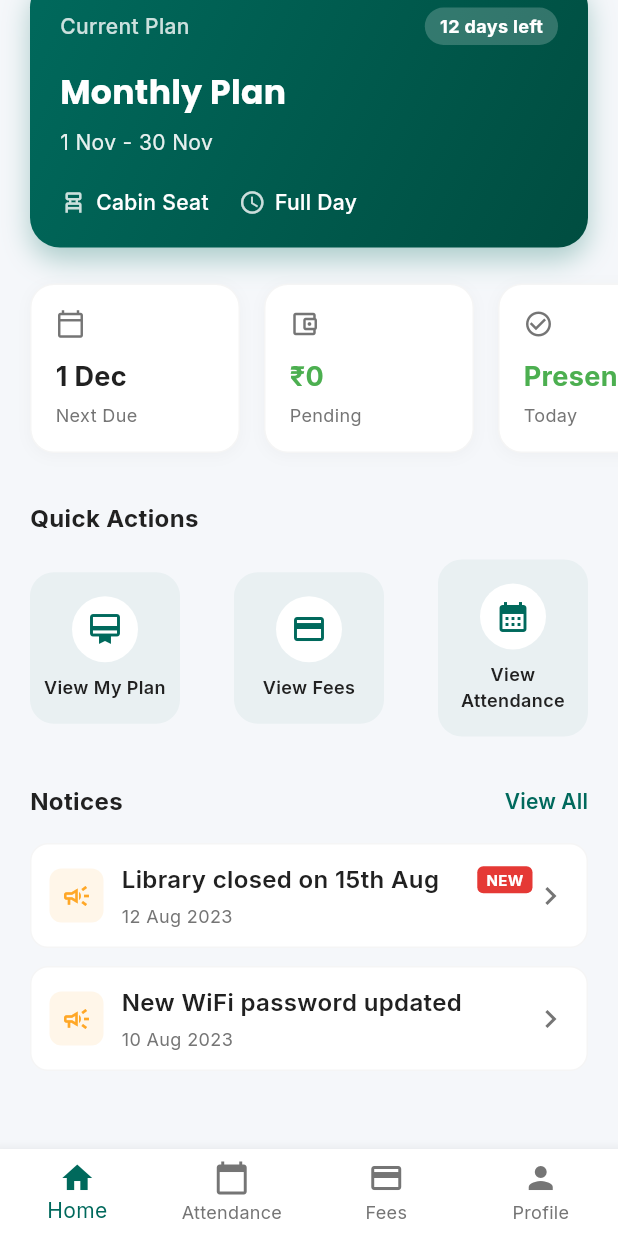
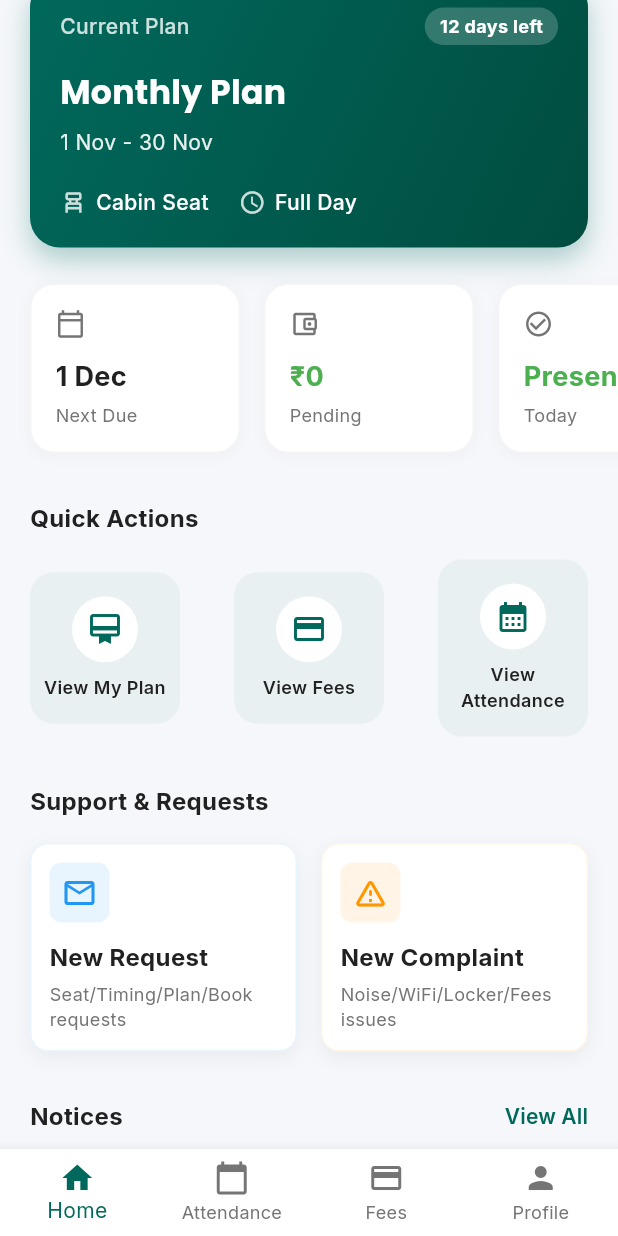
Before and after one commit to kunalkakasahebudhar/LabraryManagementSystem, a Flutter app: the DashboardScreen screen opened by its route, scrolled down 229 dp, on a phone screen of 412 x 824 dp. Run offline on Flutter 3.47's test engine with Material 3 defaults, Android fonts, the phone set to English and light mode, and no system bars; our stand-ins replace google_fonts, table_calendar.

Commit message:
the home screen update

```diff
--- a/librarymanagement/lib/core/router/app_router.dart
+++ b/librarymanagement/lib/core/router/app_router.dart
@@ -22,6 +22,8 @@ import '../../features/notices_rules/presentation/notices_screen.dart';
 import '../../features/notices_rules/presentation/rules_screen.dart';
 
 import '../../features/support/presentation/support_screen.dart';
+import '../../features/support/presentation/screens/new_request_screen.dart';
+import '../../features/support/presentation/screens/new_complaint_screen.dart';
 import '../../features/profile/presentation/profile_screen.dart';
 import '../../features/profile/presentation/edit_profile_screen.dart';
 import '../../features/settings/presentation/settings_screen.dart';
@@ -46,6 +48,8 @@ class AppRouter {
   static const String notices = '/notices';
   static const String rules = '/rules';
   static const String support = '/support';
+  static const String newRequest = '/new-request';
+  static const String newComplaint = '/new-complaint';
   static const String editProfile = '/edit-profile';
   static const String settings = '/settings';
   static const String reminders = '/reminders';
@@ -86,6 +90,10 @@ class AppRouter {
         return MaterialPageRoute(builder: (_) => const RulesScreen());
       case support:
         return MaterialPageRoute(builder: (_) => const SupportScreen());
+      case newRequest:
+        return MaterialPageRoute(builder: (_) => const NewRequestScreen());
+      case newComplaint:
+        return MaterialPageRoute(builder: (_) => const NewComplaintScreen());
       case profile:
         return MaterialPageRoute(builder: (_) => const ProfileScreen());
       case editProfile:
--- a/librarymanagement/lib/features/dashboard/presentation/dashboard_screen.dart
+++ b/librarymanagement/lib/features/dashboard/presentation/dashboard_screen.dart
@@ -13,6 +13,7 @@ import '../widgets/notice_preview_tile.dart';
 import '../widgets/quick_action_button.dart';
 import '../widgets/quick_info_card.dart';
 import '../widgets/status_card.dart';
+import '../../support/widgets/support_action_card.dart';
 
 class DashboardScreen extends StatefulWidget {
   const DashboardScreen({super.key});
@@ -141,6 +142,32 @@ class _DashboardHomeContent extends StatelessWidget {
               ],
             ),
             const SizedBox(height: 32),
+            SectionHeader(title: 'Support & Requests'),
+            const SizedBox(height: 16),
+            Row(
+              children: [
+                SupportActionCard(
+                  title: 'New Request',
+                  subtitle: 'Seat/Timing/Plan/Book requests',
+                  icon: Icons.mail_outline,
+                  colorTheme: Colors.blue,
+                  onTap: () {
+                    Navigator.pushNamed(context, AppRouter.newRequest);
+                  },
+                ),
+                const SizedBox(width: 16),
+                SupportActionCard(
+                  title: 'New Complaint',
+                  subtitle: 'Noise/WiFi/Locker/Fees issues',
+                  icon: Icons.warning_amber_rounded,
+                  colorTheme: Colors.orange,
+                  onTap: () {
+                    Navigator.pushNamed(context, AppRouter.newComplaint);
+                  },
+                ),
+              ],
+            ),
+            const SizedBox(height: 32),
             SectionHeader(
               title: 'Notices',
               actionText: 'View All',
--- /dev/null
+++ b/librarymanagement/lib/features/support/widgets/support_action_card.dart
@@ -0,0 +1,96 @@
+import 'package:flutter/material.dart';
+import '../../../../core/constants/app_colors.dart';
+import '../../../../core/constants/app_text_styles.dart';
+
+class SupportActionCard extends StatelessWidget {
+  final String title;
+  final String subtitle;
+  final IconData icon;
+  final Color colorTheme;
+  final VoidCallback onTap;
+
+  const SupportActionCard({
+    super.key,
+    required this.title,
+    required this.subtitle,
+    required this.icon,
+    required this.colorTheme,
+    required this.onTap,
+  });
+
+  @override
+  Widget build(BuildContext context) {
+    return Expanded(
+      child: TweenAnimationBuilder<double>(
+        tween: Tween(begin: 0.0, end: 1.0),
+        duration: const Duration(milliseconds: 500),
+        curve: Curves.easeOut,
+        builder: (context, value, child) {
+          return Opacity(
+            opacity: value,
+            child: Transform.translate(
+              offset: Offset(0, 20 * (1 - value)),
+              child: child,
+            ),
+          );
+        },
+        child: Material(
+          color: Colors.transparent,
+          child: InkWell(
+            onTap: onTap,
+            borderRadius: BorderRadius.circular(12),
+            child: Container(
+              padding: const EdgeInsets.all(12),
+              decoration: BoxDecoration(
+                color: Colors.white,
+                borderRadius: BorderRadius.circular(12),
+                boxShadow: [
+                  BoxShadow(
+                    color: Colors.black.withOpacity(0.05),
+                    blurRadius: 10,
+                    offset: const Offset(0, 4),
+                  ),
+                ],
+                border: Border.all(
+                  color: colorTheme.withOpacity(0.1),
+                  width: 1,
+                ),
+              ),
+              child: Column(
+                crossAxisAlignment: CrossAxisAlignment.start,
+                children: [
+                  Container(
+                    padding: const EdgeInsets.all(8),
+                    decoration: BoxDecoration(
+                      color: colorTheme.withOpacity(0.1),
+                      borderRadius: BorderRadius.circular(8),
+                    ),
+                    child: Icon(icon, color: colorTheme, size: 24),
+                  ),
+                  const SizedBox(height: 12),
+                  Text(
+                    title,
+                    style: AppTextStyles.titleMedium.copyWith(
+                      fontWeight: FontWeight.bold,
+                      fontSize: 16,
+                    ),
+                  ),
+                  const SizedBox(height: 4),
+                  Text(
+                    subtitle,
+                    style: AppTextStyles.bodyMedium.copyWith(
+                      color: AppColors.textSecondaryLight,
+                      fontSize: 12,
+                    ),
+                    maxLines: 2,
+                    overflow: TextOverflow.ellipsis,
+                  ),
+                ],
+              ),
+            ),
+          ),
+        ),
+      ),
+    );
+  }
+}
```
Also changed, not shown: librarymanagement/lib/features/support/presentation/screens/new_complaint_screen.dart (added, +196 -0 lines), librarymanagement/lib/features/support/presentation/screens/new_request_screen.dart (added, +195 -0 lines).
